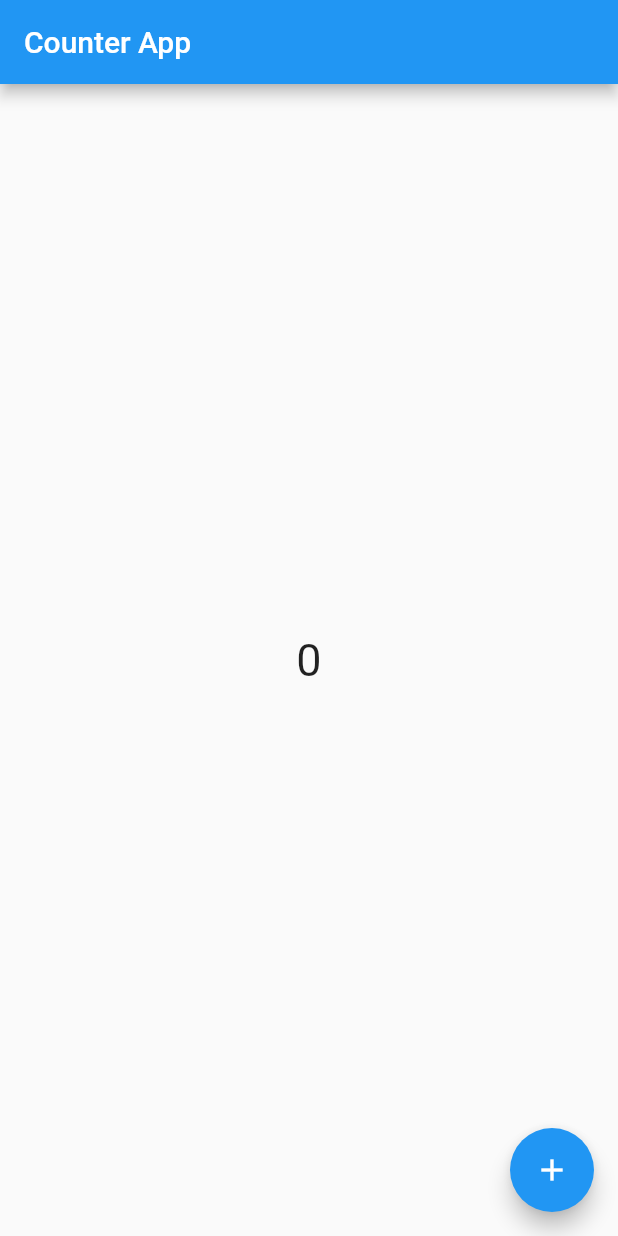
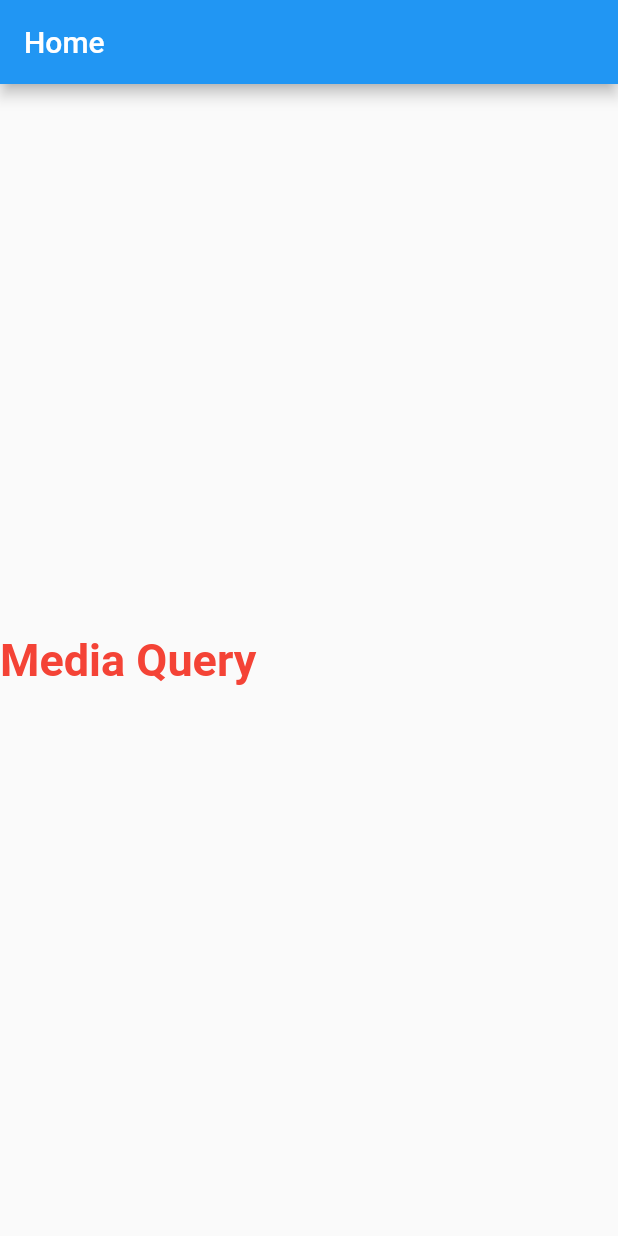
Before and after one commit to pranto372/module_07_flutter_03, a Flutter app: the screen it shows after launch, on a phone screen of 412 x 824 dp. Run offline on Flutter 3.47's test engine with Material 2 defaults, Android fonts, the phone set to English and light mode, and no system bars.

Commit message:
Media Query

```diff
--- a/lib/main.dart
+++ b/lib/main.dart
@@ -1,52 +1,54 @@
-import 'package:flutter/cupertino.dart';
 import 'package:flutter/material.dart';
+import 'package:module_07_flutter_03/style.dart';
 
-void main(){
-  runApp(MyApp());
+void main() {
+  runApp(const MyApp());
 }
 
-class MyApp extends StatelessWidget{
+class MyApp extends StatelessWidget {
   const MyApp({super.key});
 
   @override
   Widget build(BuildContext context) {
-   return const MaterialApp(
-     title: "Counter App",
-     home: MyHomePage(),
-   );
+    return const MaterialApp(
+      home: MyHomePage(),
+    );
   }
 }
-
-class MyHomePage extends StatefulWidget{
+class MyHomePage extends StatelessWidget{
   const MyHomePage({super.key});
-
-  @override
-  State<StatefulWidget> createState() {
-    return MyHomePageUI();
-  }
-}
-
-class MyHomePageUI extends State<MyHomePage>{
-
-  int CountNumber = 0;
 
   @override
   Widget build(BuildContext context) {
     return Scaffold(
       appBar: AppBar(
-        title: Text("Counter App"),
+        title: const Text("Home"),
       ),
-      body: Center(
-        child: Text(CountNumber.toString(), style: TextStyle(fontSize: 30),),
-      ),
-      floatingActionButton: FloatingActionButton(
-        child: Icon(Icons.add),
-        onPressed: (){
-          setState(() {
-            CountNumber = CountNumber + 1;
-          });
-        },
+      body: Column(
+        mainAxisAlignment: MainAxisAlignment.center,
+        children: [
+          Text("Media Query", style: Headline(context),)
+        ],
       ),
     );
   }
 }
+
+
+
+/// Media Query(video 1)
+
+// var widht = MediaQuery.of(context).size.width;
+// var height = MediaQuery.of(context).size.height;
+// var orientation = MediaQuery.of(context).orientation;
+
+
+
+// body: Column(
+// mainAxisAlignment: MainAxisAlignment.center,
+// children: [
+// Text("Width Screen = $widht"),
+// Text("Height Screen = $height"),
+// Text("Orientation Screen = $orientation"),
+// ],
+// ),
--- /dev/null
+++ b/lib/style.dart
@@ -0,0 +1,23 @@
+import 'dart:ui';
+
+import 'package:flutter/material.dart';
+
+TextStyle Headline(context){
+  var widht = MediaQuery.of(context).size.width;
+  if(widht<700){
+    // Mobile
+    return TextStyle(
+      color:Colors.red,
+      fontSize: 30,
+      fontWeight: FontWeight.bold,
+    );
+  }
+  else{
+    // Desktop
+    return TextStyle(
+      color: Colors.green,
+      fontSize: 60,
+      fontWeight: FontWeight.bold
+    );
+  }
+}
```
